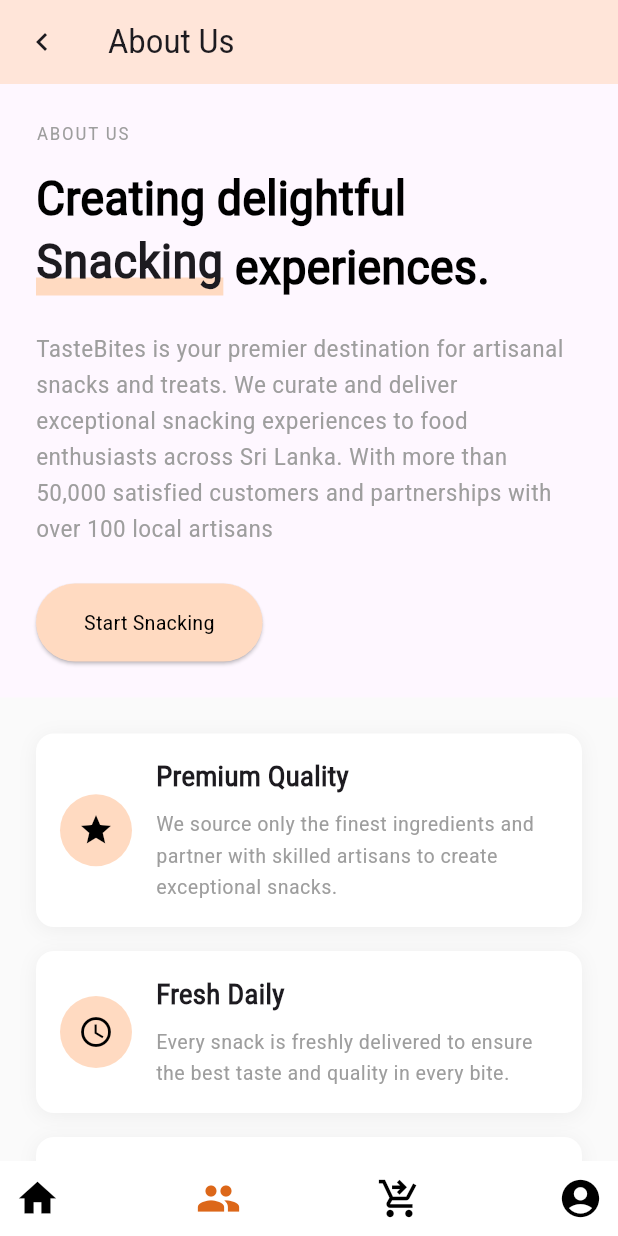
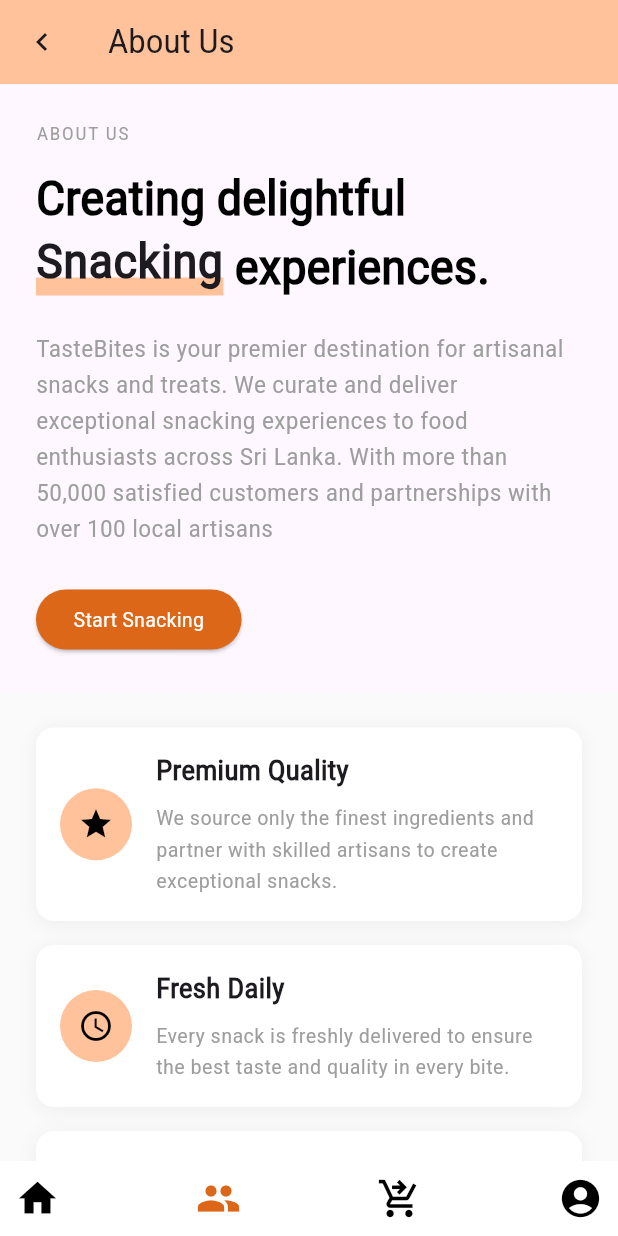
Before and after one commit to Senu892/tastebites_mobile, a Flutter app: the screen it shows after launch, item 2 of the bottom bar chosen, on a phone screen of 412 x 824 dp. Run offline on Flutter 3.47's test engine with Material 3 defaults, Android fonts, the light colour scheme and no system bars; drawn by our look-alikes of google_nav_bar; our stand-ins replace ionicons, lottie; Roboto replaces fonts that are missing (Roboto_SemiCondensed-Regular).

Commit message:
updated files

```diff
--- a/lib/screens/about/aboutus.dart
+++ b/lib/screens/about/aboutus.dart
@@ -1,3 +1,4 @@
+import 'package:cb016148/themes/colors.dart';
 import 'package:cb016148/widgets/footer.dart';
 import 'package:cb016148/widgets/navbar.dart';
 import 'package:flutter/material.dart';
@@ -9,7 +10,7 @@
   Widget build(BuildContext context) {
     return Scaffold(
       appBar: AppBar(
-        backgroundColor: Color(0xFFFFE5D9),
+        backgroundColor: thirdcolor,
         title: Text('About Us'),
         leading: Builder(builder: (BuildContext context) {
           return IconButton(
@@ -57,7 +58,7 @@
                                 right: 0,
                                 child: Container(
                                   height: 12,
-                                  color: Color(0xFFFFDAC1),
+                                  color: thirdcolor,
                                 ),
                               ),
                               Text(
@@ -89,11 +90,11 @@
                   ElevatedButton(
                     onPressed: () {},
                     style: ElevatedButton.styleFrom(
-                      backgroundColor: Color(0xFFFFDAC1),
-                      foregroundColor: Colors.black,
+                      backgroundColor: primarycolor,
+                      foregroundColor: Colors.white,
                       padding: EdgeInsets.symmetric(
-                        horizontal: 32,
-                        vertical: 16,
+                        horizontal: 25,
+                        vertical: 10,
                       ),
                       shape: RoundedRectangleBorder(
                         borderRadius: BorderRadius.circular(30),
@@ -128,7 +129,7 @@
                           width: 48,
                           height: 48,
                           decoration: BoxDecoration(
-                            color: Color(0xFFFFDAC1),
+                            color: thirdcolor,
                             borderRadius: BorderRadius.circular(24),
                           ),
                           child: Icon(Icons.star, color: Colors.black),
@@ -180,7 +181,7 @@
                           width: 48,
                           height: 48,
                           decoration: BoxDecoration(
-                            color: const Color(0xFFFFDAC1),
+                            color: thirdcolor,
                             borderRadius: BorderRadius.circular(24),
                           ),
                           child: const Icon(Icons.access_time,
@@ -234,7 +235,7 @@
                           width: 48,
                           height: 48,
                           decoration: BoxDecoration(
-                            color: Color(0xFFFFDAC1),
+                            color: thirdcolor,
                             borderRadius: BorderRadius.circular(24),
                           ),
                           child: Icon(Icons.dashboard_customize,
@@ -269,7 +270,6 @@
                 ],
               ),
             ),
-            const Footer(),
           ],
         ),
       ),
--- a/lib/screens/home/home_screen.dart
+++ b/lib/screens/home/home_screen.dart
@@ -1,5 +1,6 @@
 import 'package:cb016148/screens/home/widgets/snackbox.dart';
 import 'package:cb016148/screens/snackbox/predefined.dart';
+import 'package:cb016148/themes/colors.dart';
 import 'package:cb016148/widgets/footer.dart';
 import 'package:cb016148/widgets/navbar.dart';
 import 'package:flutter/material.dart';
@@ -28,6 +29,7 @@
               padding: EdgeInsets.all(20.0),
               child: Column(
                 children: [
+                  SizedBox(height: 30),
                   Text(
                     "A World of",
                     style: TextStyle(
@@ -62,7 +64,7 @@
               child: ElevatedButton(
                 onPressed: () {},
                 style: ElevatedButton.styleFrom(
-                  backgroundColor: Colors.orange,
+                  backgroundColor: primarycolor,
                   padding: const EdgeInsets.symmetric(vertical: 15),
                 ),
                 child: const Text(
@@ -154,7 +156,6 @@
                 ),
               ),
             ),
-            const Footer(),
           ],
         ),
       ),
--- a/pubspec.yaml
+++ b/pubspec.yaml
@@ -33,6 +33,7 @@
   ionicons: ^0.2.2
   flutter_svg: ^2.0.9
   google_nav_bar: ^5.0.6
+  lottie: ^3.2.0
 
   # The following adds the Cupertino Icons font to your application.
   # Use with the CupertinoIcons class for iOS style icons.
```
Also changed, not shown: assets/images/Anime_tick.json (added, +1 -0 lines), pubspec.lock.
